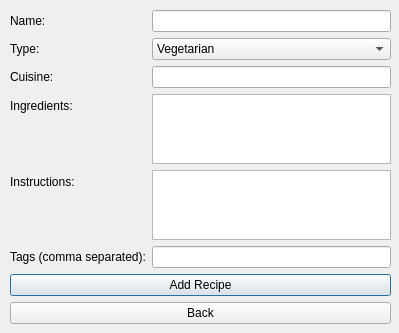
Qt form addrecipewindow.ui (ceazyy/Recipe-Manager) before a commit.
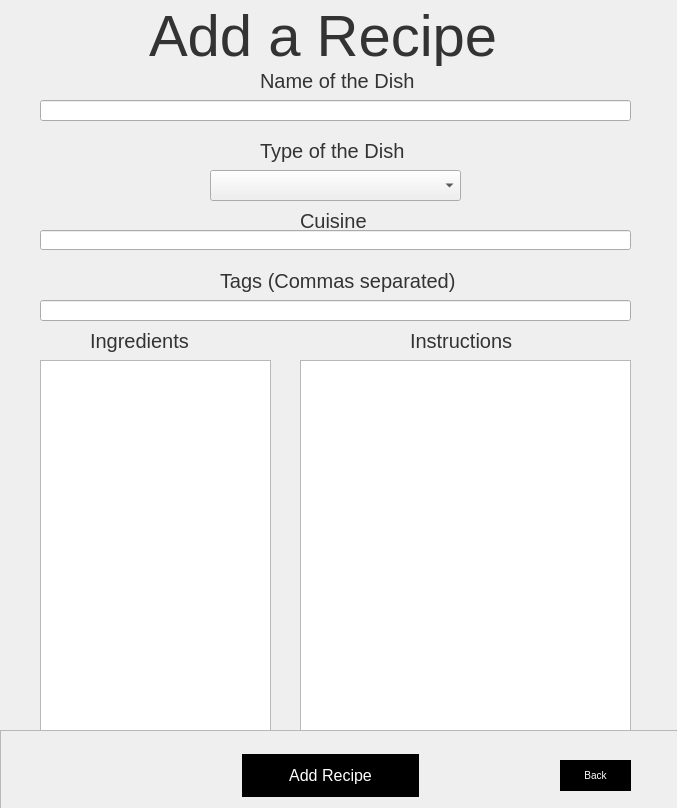
The same form after that commit.

Diff of the .ui file:
```diff
--- a/addrecipewindow.ui
+++ b/addrecipewindow.ui
@@ -6,115 +6,453 @@
    <rect>
     <x>0</x>
     <y>0</y>
-    <width>399</width>
-    <height>333</height>
+    <width>677</width>
+    <height>808</height>
    </rect>
   </property>
-  <widget class="QWidget" name="layoutWidget">
+  <widget class="QLabel" name="label">
    <property name="geometry">
     <rect>
-     <x>10</x>
-     <y>10</y>
-     <width>381</width>
-     <height>314</height>
+     <x>130</x>
+     <y>0</y>
+     <width>431</width>
+     <height>71</height>
     </rect>
    </property>
-   <layout class="QVBoxLayout" name="verticalLayout">
-    <item>
-     <layout class="QFormLayout" name="formLayout">
-      <item row="0" column="0">
-       <widget class="QLabel" name="nameLabel">
-        <property name="text">
-         <string>Name:</string>
-        </property>
-       </widget>
-      </item>
-      <item row="0" column="1">
-       <widget class="QLineEdit" name="nameLineEdit"/>
-      </item>
-      <item row="1" column="0">
-       <widget class="QLabel" name="typeLabel">
-        <property name="text">
-         <string>Type:</string>
-        </property>
-       </widget>
-      </item>
-      <item row="1" column="1">
-       <widget class="QComboBox" name="typeComboBox">
-        <item>
-         <property name="text">
-          <string>Vegetarian</string>
-         </property>
-        </item>
-        <item>
-         <property name="text">
-          <string>Non-Vegetarian</string>
-         </property>
-        </item>
-        <item>
-         <property name="text">
-          <string>Vegan</string>
-         </property>
-        </item>
-       </widget>
-      </item>
-      <item row="2" column="0">
-       <widget class="QLabel" name="cuisineLabel">
-        <property name="text">
-         <string>Cuisine:</string>
-        </property>
-       </widget>
-      </item>
-      <item row="2" column="1">
-       <widget class="QLineEdit" name="cuisineLineEdit"/>
-      </item>
-      <item row="3" column="0">
-       <widget class="QLabel" name="ingredientsLabel">
-        <property name="text">
-         <string>Ingredients:</string>
-        </property>
-       </widget>
-      </item>
-      <item row="3" column="1">
-       <widget class="QTextEdit" name="ingredientsTextEdit"/>
-      </item>
-      <item row="4" column="0">
-       <widget class="QLabel" name="instructionsLabel">
-        <property name="text">
-         <string>Instructions:</string>
-        </property>
-       </widget>
-      </item>
-      <item row="4" column="1">
-       <widget class="QTextEdit" name="instructionsTextEdit"/>
-      </item>
-      <item row="5" column="0">
-       <widget class="QLabel" name="tagsLabel">
-        <property name="text">
-         <string>Tags (comma separated):</string>
-        </property>
-       </widget>
-      </item>
-      <item row="5" column="1">
-       <widget class="QLineEdit" name="tagsLineEdit"/>
-      </item>
-      <item row="6" column="0" colspan="2">
-       <widget class="QPushButton" name="addButton">
-        <property name="text">
-         <string>Add Recipe</string>
-        </property>
-       </widget>
-      </item>
-      <item row="7" column="0" colspan="2">
-       <widget class="QPushButton" name="backButton">
-        <property name="text">
-         <string>Back</string>
-        </property>
-       </widget>
-      </item>
-     </layout>
-    </item>
-   </layout>
+   <property name="styleSheet">
+    <string notr="true">/* Apply to QLabel (example) */
+QLabel {
+    color: #333333; /* Text color */
+    font-family: &quot;Clothe PERSONAL USE ONLY&quot;; /* Font family */
+    font-size: 58px; /* Font size */
+    font-weight: normal; /* Font weight (normal, bold, etc.) */
+    text-align: left; /* Text alignment */
+    padding: 5px; /* Padding around text */
+}
+
+/* Apply to all widgets */
+* {
+    /* Global text color */
+    color: #333333;
+    /* Global font */
+    font-family: Arial, sans-serif;
+    font-size: 12px;
+}
+
+/* Example of specific text styling based on widget state */
+QLabel:disabled {
+    color: #999999; /* Color for disabled state */
+    font-style: italic; /* Italicize text for disabled state */
+}
+
+</string>
+   </property>
+   <property name="text">
+    <string>Add a Recipe</string>
+   </property>
+  </widget>
+  <widget class="QLabel" name="nameLabel">
+   <property name="geometry">
+    <rect>
+     <x>250</x>
+     <y>60</y>
+     <width>181</width>
+     <height>41</height>
+    </rect>
+   </property>
+   <property name="styleSheet">
+    <string notr="true">/* Apply to QLabel (example) */
+QLabel {
+    color: #333333; /* Text color */
+    font-family: &quot;Clothe PERSONAL USE ONLY&quot;; /* Font family */
+    font-size: 20px; /* Font size */
+    font-weight: normal; /* Font weight (normal, bold, etc.) */
+    text-align: left; /* Text alignment */
+    padding: 5px; /* Padding around text */
+}
+
+/* Apply to all widgets */
+* {
+    /* Global text color */
+    color: #333333;
+    /* Global font */
+    font-family: Arial, sans-serif;
+    font-size: 12px;
+}
+
+/* Example of specific text styling based on widget state */
+QLabel:disabled {
+    color: #999999; /* Color for disabled state */
+    font-style: italic; /* Italicize text for disabled state */
+}
+
+</string>
+   </property>
+   <property name="text">
+    <string>Name of the Dish</string>
+   </property>
+  </widget>
+  <widget class="QTextEdit" name="ingredientsTextEdit">
+   <property name="geometry">
+    <rect>
+     <x>40</x>
+     <y>360</y>
+     <width>231</width>
+     <height>371</height>
+    </rect>
+   </property>
+   <property name="html">
+    <string>&lt;!DOCTYPE HTML PUBLIC &quot;-//W3C//DTD HTML 4.0//EN&quot; &quot;http://www.w3.org/TR/REC-html40/strict.dtd&quot;&gt;
+&lt;html&gt;&lt;head&gt;&lt;meta name=&quot;qrichtext&quot; content=&quot;1&quot; /&gt;&lt;style type=&quot;text/css&quot;&gt;
+p, li { white-space: pre-wrap; }
+&lt;/style&gt;&lt;/head&gt;&lt;body style=&quot; font-family:'MS Shell Dlg 2'; font-size:8.25pt; font-weight:400; font-style:normal;&quot;&gt;
+&lt;p style=&quot;-qt-paragraph-type:empty; margin-top:0px; margin-bottom:0px; margin-left:0px; margin-right:0px; -qt-block-indent:0; text-indent:0px;&quot;&gt;&lt;br /&gt;&lt;/p&gt;&lt;/body&gt;&lt;/html&gt;</string>
+   </property>
+  </widget>
+  <widget class="QLabel" name="typeLabel">
+   <property name="geometry">
+    <rect>
+     <x>250</x>
+     <y>130</y>
+     <width>181</width>
+     <height>41</height>
+    </rect>
+   </property>
+   <property name="styleSheet">
+    <string notr="true">/* Apply to QLabel (example) */
+QLabel {
+    color: #333333; /* Text color */
+    font-family: &quot;Clothe PERSONAL USE ONLY&quot;; /* Font family */
+    font-size: 20px; /* Font size */
+    font-weight: normal; /* Font weight (normal, bold, etc.) */
+    text-align: left; /* Text alignment */
+    padding: 5px; /* Padding around text */
+}
+
+/* Apply to all widgets */
+* {
+    /* Global text color */
+    color: #333333;
+    /* Global font */
+    font-family: Arial, sans-serif;
+    font-size: 12px;
+}
+
+/* Example of specific text styling based on widget state */
+QLabel:disabled {
+    color: #999999; /* Color for disabled state */
+    font-style: italic; /* Italicize text for disabled state */
+}
+
+</string>
+   </property>
+   <property name="text">
+    <string>Type of the Dish</string>
+   </property>
+  </widget>
+  <widget class="QComboBox" name="typeComboBox">
+   <property name="geometry">
+    <rect>
+     <x>210</x>
+     <y>170</y>
+     <width>251</width>
+     <height>31</height>
+    </rect>
+   </property>
+  </widget>
+  <widget class="QLabel" name="cuisineLabel">
+   <property name="geometry">
+    <rect>
+     <x>290</x>
+     <y>200</y>
+     <width>81</width>
+     <height>41</height>
+    </rect>
+   </property>
+   <property name="styleSheet">
+    <string notr="true">/* Apply to QLabel (example) */
+QLabel {
+    color: #333333; /* Text color */
+    font-family: &quot;Clothe PERSONAL USE ONLY&quot;; /* Font family */
+    font-size: 20px; /* Font size */
+    font-weight: normal; /* Font weight (normal, bold, etc.) */
+    text-align: left; /* Text alignment */
+    padding: 5px; /* Padding around text */
+}
+
+/* Apply to all widgets */
+* {
+    /* Global text color */
+    color: #333333;
+    /* Global font */
+    font-family: Arial, sans-serif;
+    font-size: 12px;
+}
+
+/* Example of specific text styling based on widget state */
+QLabel:disabled {
+    color: #999999; /* Color for disabled state */
+    font-style: italic; /* Italicize text for disabled state */
+}
+
+</string>
+   </property>
+   <property name="text">
+    <string>Cuisine</string>
+   </property>
+  </widget>
+  <widget class="QLabel" name="tagsLabel">
+   <property name="geometry">
+    <rect>
+     <x>210</x>
+     <y>260</y>
+     <width>251</width>
+     <height>41</height>
+    </rect>
+   </property>
+   <property name="styleSheet">
+    <string notr="true">/* Apply to QLabel (example) */
+QLabel {
+    color: #333333; /* Text color */
+    font-family: &quot;Clothe PERSONAL USE ONLY&quot;; /* Font family */
+    font-size: 20px; /* Font size */
+    font-weight: normal; /* Font weight (normal, bold, etc.) */
+    text-align: left; /* Text alignment */
+    padding: 5px; /* Padding around text */
+}
+
+/* Apply to all widgets */
+* {
+    /* Global text color */
+    color: #333333;
+    /* Global font */
+    font-family: Arial, sans-serif;
+    font-size: 12px;
+}
+
+/* Example of specific text styling based on widget state */
+QLabel:disabled {
+    color: #999999; /* Color for disabled state */
+    font-style: italic; /* Italicize text for disabled state */
+}
+
+</string>
+   </property>
+   <property name="text">
+    <string>Tags (Commas separated)</string>
+   </property>
+  </widget>
+  <widget class="QLineEdit" name="nameLineEdit">
+   <property name="geometry">
+    <rect>
+     <x>40</x>
+     <y>100</y>
+     <width>591</width>
+     <height>21</height>
+    </rect>
+   </property>
+   <property name="text">
+    <string/>
+   </property>
+  </widget>
+  <widget class="QLabel" name="ingredientsLabel">
+   <property name="geometry">
+    <rect>
+     <x>80</x>
+     <y>320</y>
+     <width>131</width>
+     <height>41</height>
+    </rect>
+   </property>
+   <property name="styleSheet">
+    <string notr="true">/* Apply to QLabel (example) */
+QLabel {
+    color: #333333; /* Text color */
+    font-family: &quot;Clothe PERSONAL USE ONLY&quot;; /* Font family */
+    font-size: 20px; /* Font size */
+    font-weight: normal; /* Font weight (normal, bold, etc.) */
+    text-align: left; /* Text alignment */
+    padding: 5px; /* Padding around text */
+}
+
+/* Apply to all widgets */
+* {
+    /* Global text color */
+    color: #333333;
+    /* Global font */
+    font-family: Arial, sans-serif;
+    font-size: 12px;
+}
+
+/* Example of specific text styling based on widget state */
+QLabel:disabled {
+    color: #999999; /* Color for disabled state */
+    font-style: italic; /* Italicize text for disabled state */
+}
+
+</string>
+   </property>
+   <property name="text">
+    <string>Ingredients</string>
+   </property>
+  </widget>
+  <widget class="QLineEdit" name="tagsLineEdit">
+   <property name="geometry">
+    <rect>
+     <x>40</x>
+     <y>300</y>
+     <width>591</width>
+     <height>21</height>
+    </rect>
+   </property>
+   <property name="text">
+    <string/>
+   </property>
+  </widget>
+  <widget class="QLabel" name="instructionsLabel">
+   <property name="geometry">
+    <rect>
+     <x>400</x>
+     <y>320</y>
+     <width>131</width>
+     <height>41</height>
+    </rect>
+   </property>
+   <property name="styleSheet">
+    <string notr="true">/* Apply to QLabel (example) */
+QLabel {
+    color: #333333; /* Text color */
+    font-family: &quot;Clothe PERSONAL USE ONLY&quot;; /* Font family */
+    font-size: 20px; /* Font size */
+    font-weight: normal; /* Font weight (normal, bold, etc.) */
+    text-align: left; /* Text alignment */
+    padding: 5px; /* Padding around text */
+}
+
+/* Apply to all widgets */
+* {
+    /* Global text color */
+    color: #333333;
+    /* Global font */
+    font-family: Arial, sans-serif;
+    font-size: 12px;
+}
+
+/* Example of specific text styling based on widget state */
+QLabel:disabled {
+    color: #999999; /* Color for disabled state */
+    font-style: italic; /* Italicize text for disabled state */
+}
+
+</string>
+   </property>
+   <property name="text">
+    <string>Instructions</string>
+   </property>
+  </widget>
+  <widget class="QTextEdit" name="instructionsTextEdit">
+   <property name="geometry">
+    <rect>
+     <x>300</x>
+     <y>360</y>
+     <width>331</width>
+     <height>371</height>
+    </rect>
+   </property>
+   <property name="html">
+    <string>&lt;!DOCTYPE HTML PUBLIC &quot;-//W3C//DTD HTML 4.0//EN&quot; &quot;http://www.w3.org/TR/REC-html40/strict.dtd&quot;&gt;
+&lt;html&gt;&lt;head&gt;&lt;meta name=&quot;qrichtext&quot; content=&quot;1&quot; /&gt;&lt;style type=&quot;text/css&quot;&gt;
+p, li { white-space: pre-wrap; }
+&lt;/style&gt;&lt;/head&gt;&lt;body style=&quot; font-family:'MS Shell Dlg 2'; font-size:8.25pt; font-weight:400; font-style:normal;&quot;&gt;
+&lt;p style=&quot;-qt-paragraph-type:empty; margin-top:0px; margin-bottom:0px; margin-left:0px; margin-right:0px; -qt-block-indent:0; text-indent:0px;&quot;&gt;&lt;br /&gt;&lt;/p&gt;&lt;/body&gt;&lt;/html&gt;</string>
+   </property>
+  </widget>
+  <widget class="QFrame" name="frame">
+   <property name="geometry">
+    <rect>
+     <x>0</x>
+     <y>730</y>
+     <width>681</width>
+     <height>80</height>
+    </rect>
+   </property>
+   <property name="frameShape">
+    <enum>QFrame::StyledPanel</enum>
+   </property>
+   <property name="frameShadow">
+    <enum>QFrame::Raised</enum>
+   </property>
+   <widget class="QPushButton" name="addButton">
+    <property name="geometry">
+     <rect>
+      <x>240</x>
+      <y>20</y>
+      <width>181</width>
+      <height>51</height>
+     </rect>
+    </property>
+    <property name="styleSheet">
+     <string notr="true">QPushButton {
+    border-radius: 50px;  /* Adjust the radius to make the button round */
+    background-color: #000000;  /* Example background color */
+    color: white;
+    border: none;
+    padding: 10px 20px;
+    text-align: center;
+    text-decoration: none;
+    font-size: 16px;
+    margin: 4px 2px;
+}
+
+QPushButton:hover {
+    background-color: #45a049;  /* Background color when hovering */
+}
+</string>
+    </property>
+    <property name="text">
+     <string>Add Recipe</string>
+    </property>
+   </widget>
+   <widget class="QPushButton" name="backButton">
+    <property name="geometry">
+     <rect>
+      <x>560</x>
+      <y>30</y>
+      <width>71</width>
+      <height>31</height>
+     </rect>
+    </property>
+    <property name="styleSheet">
+     <string notr="true">QPushButton {
+    border-radius: 50px;  /* Adjust the radius to make the button round */
+    background-color: #000000;  /* Example background color */
+    color: white;
+    border: none;
+    padding: 10px 20px;
+    text-align: center;
+    text-decoration: none;
+    font-size: 10px;
+}
+
+QPushButton:hover {
+    background-color: #45a049;  /* Background color when hovering */
+}
+</string>
+    </property>
+    <property name="text">
+     <string>Back</string>
+    </property>
+   </widget>
+  </widget>
+  <widget class="QLineEdit" name="cuisineLineEdit">
+   <property name="geometry">
+    <rect>
+     <x>40</x>
+     <y>230</y>
+     <width>591</width>
+     <height>20</height>
+    </rect>
+   </property>
   </widget>
  </widget>
  <resources/>
```
